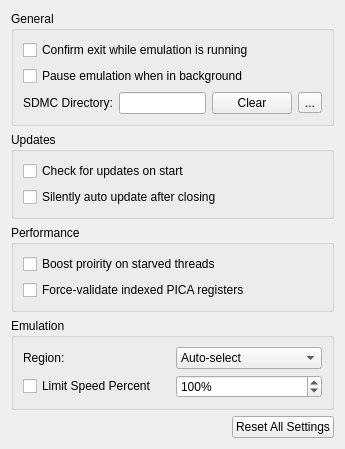
First picture: the form in src/citra_qt/configuration/configure_general.ui, repository nick90845/citra-1, before the edit.
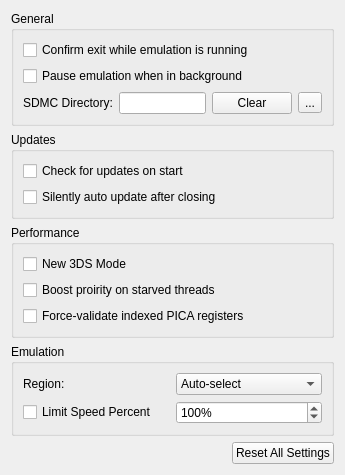
Second picture: the form after the edit.

```diff
--- a/src/citra_qt/configuration/configure_general.ui
+++ b/src/citra_qt/configuration/configure_general.ui
@@ -105,6 +105,13 @@
        <layout class="QHBoxLayout" name="horizontalLayout_7">
         <item>
          <layout class="QVBoxLayout" name="verticalLayout_5">
+          <item>
+           <widget class="QCheckBox" name="toggle_is_new_3ds">
+            <property name="text">
+             <string>New 3DS Mode</string>
+            </property>
+           </widget>
+          </item>
           <item>
            <widget class="QCheckBox" name="toggle_use_priority_boost">
             <property name="text">
```
